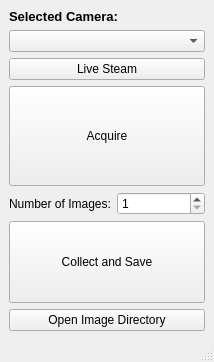
This is Apps/imageCollector/view/view.ui in VELA-CLARA-software/Software as Qt 5 draws it before an edit. The edited form follows.
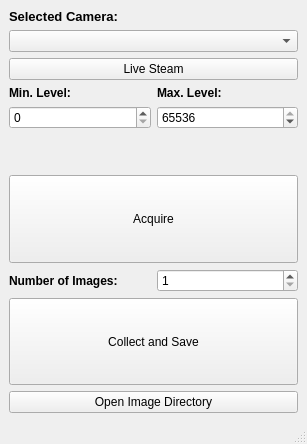
This is the edited form. Icons and pictures are not drawn.

```diff
--- a/Apps/imageCollector/view/view.ui
+++ b/Apps/imageCollector/view/view.ui
@@ -6,10 +6,16 @@
    <rect>
     <x>0</x>
     <y>0</y>
-    <width>214</width>
-    <height>362</height>
+    <width>307</width>
+    <height>444</height>
    </rect>
   </property>
+  <property name="sizePolicy">
+   <sizepolicy hsizetype="Preferred" vsizetype="Fixed">
+    <horstretch>0</horstretch>
+    <verstretch>0</verstretch>
+   </sizepolicy>
+  </property>
   <property name="windowTitle">
    <string>Image Collector</string>
   </property>
@@ -22,7 +28,20 @@
   </property>
   <widget class="QWidget" name="centralwidget">
    <layout class="QGridLayout" name="gridLayout">
-    <item row="5" column="1">
+    <item row="3" column="0">
+     <widget class="QLabel" name="label_3">
+      <property name="font">
+       <font>
+        <weight>75</weight>
+        <bold>true</bold>
+       </font>
+      </property>
+      <property name="text">
+       <string>Min. Level:</string>
+      </property>
+     </widget>
+    </item>
+    <item row="8" column="1">
      <widget class="QSpinBox" name="numImages_spinBox">
       <property name="minimum">
        <number>1</number>
@@ -32,10 +51,10 @@
     <item row="1" column="0" colspan="2">
      <widget class="QComboBox" name="cameraName_comboBox"/>
     </item>
-    <item row="4" column="0" colspan="2">
+    <item row="7" column="0" colspan="2">
      <widget class="QPushButton" name="acquire_pushButton">
       <property name="sizePolicy">
-       <sizepolicy hsizetype="Minimum" vsizetype="MinimumExpanding">
+       <sizepolicy hsizetype="Preferred" vsizetype="Preferred">
         <horstretch>0</horstretch>
         <verstretch>20</verstretch>
        </sizepolicy>
@@ -51,12 +70,12 @@
       </property>
      </widget>
     </item>
-    <item row="6" column="0" colspan="2">
+    <item row="9" column="0" colspan="2">
      <widget class="QPushButton" name="save_pushButton">
       <property name="sizePolicy">
-       <sizepolicy hsizetype="Minimum" vsizetype="MinimumExpanding">
+       <sizepolicy hsizetype="Preferred" vsizetype="Preferred">
         <horstretch>0</horstretch>
-        <verstretch>0</verstretch>
+        <verstretch>20</verstretch>
        </sizepolicy>
       </property>
       <property name="maximumSize">
@@ -70,8 +89,14 @@
       </property>
      </widget>
     </item>
-    <item row="5" column="0">
+    <item row="8" column="0">
      <widget class="QLabel" name="label_2">
+      <property name="font">
+       <font>
+        <weight>75</weight>
+        <bold>true</bold>
+       </font>
+      </property>
       <property name="text">
        <string>Number of Images:</string>
       </property>
@@ -107,13 +132,62 @@
       </property>
      </widget>
     </item>
-    <item row="7" column="0" colspan="2">
+    <item row="10" column="0" colspan="2">
      <widget class="QPushButton" name="getImages_pushButton">
       <property name="text">
        <string>Open Image Directory</string>
       </property>
      </widget>
     </item>
+    <item row="5" column="0">
+     <widget class="QSpinBox" name="spinBox_minLevel">
+      <property name="maximum">
+       <number>65536</number>
+      </property>
+     </widget>
+    </item>
+    <item row="5" column="1">
+     <widget class="QSpinBox" name="spinBox_maxLevel">
+      <property name="maximum">
+       <number>65536</number>
+      </property>
+      <property name="value">
+       <number>65536</number>
+      </property>
+     </widget>
+    </item>
+    <item row="3" column="1">
+     <widget class="QLabel" name="label_4">
+      <property name="sizePolicy">
+       <sizepolicy hsizetype="Preferred" vsizetype="Fixed">
+        <horstretch>0</horstretch>
+        <verstretch>0</verstretch>
+       </sizepolicy>
+      </property>
+      <property name="font">
+       <font>
+        <weight>75</weight>
+        <bold>true</bold>
+       </font>
+      </property>
+      <property name="text">
+       <string>Max. Level:</string>
+      </property>
+     </widget>
+    </item>
+    <item row="6" column="0" colspan="2">
+     <spacer name="verticalSpacer">
+      <property name="orientation">
+       <enum>Qt::Vertical</enum>
+      </property>
+      <property name="sizeHint" stdset="0">
+       <size>
+        <width>20</width>
+        <height>40</height>
+       </size>
+      </property>
+     </spacer>
+    </item>
    </layout>
   </widget>
   <widget class="QMenuBar" name="menubar">
```
Left out of the diff: 2 changed lines with no effect on the pictures.
